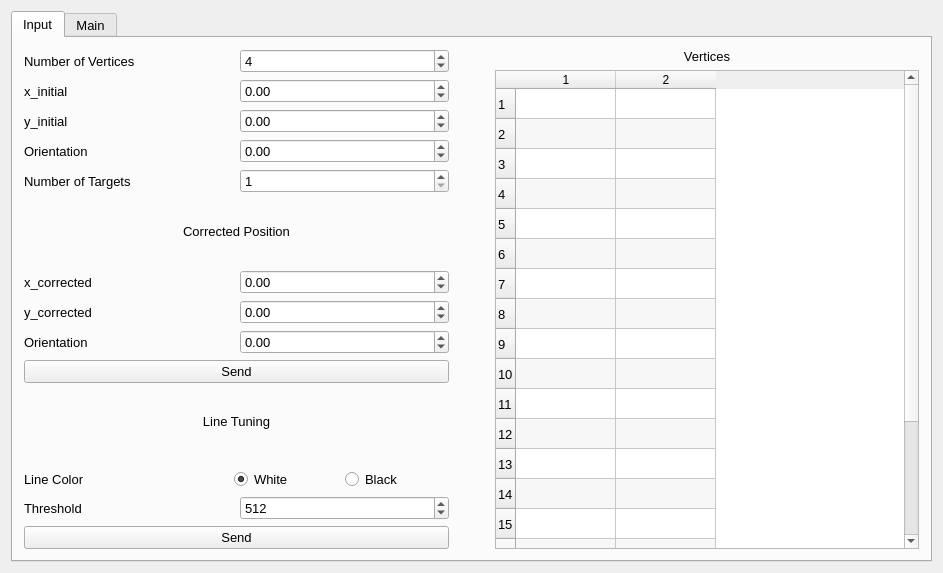
Qt form QtClients/MovementDebugger/mainwindow.ui (madhavpatel6/EmbeddedSystemDesign_Team02) before a commit.
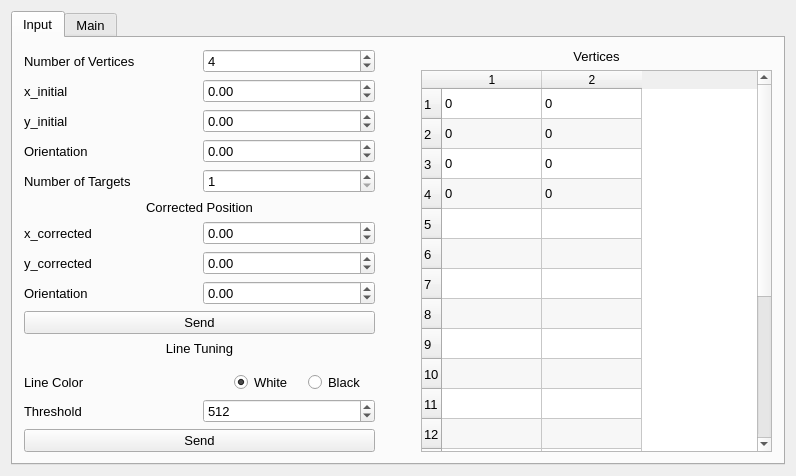
The same form after that commit.

The edit to the form file:
```diff
--- a/QtClients/MovementDebugger/mainwindow.ui
+++ b/QtClients/MovementDebugger/mainwindow.ui
@@ -6,8 +6,8 @@
    <rect>
     <x>0</x>
     <y>0</y>
-    <width>943</width>
-    <height>573</height>
+    <width>796</width>
+    <height>475</height>
    </rect>
   </property>
   <property name="sizePolicy">
@@ -425,6 +425,51 @@
               <row/>
               <column/>
               <column/>
+              <item row="0" column="0">
+               <property name="text">
+                <string>0</string>
+               </property>
+              </item>
+              <item row="0" column="1">
+               <property name="text">
+                <string>0</string>
+               </property>
+              </item>
+              <item row="1" column="0">
+               <property name="text">
+                <string>0</string>
+               </property>
+              </item>
+              <item row="1" column="1">
+               <property name="text">
+                <string>0</string>
+               </property>
+              </item>
+              <item row="2" column="0">
+               <property name="text">
+                <string>0</string>
+               </property>
+              </item>
+              <item row="2" column="1">
+               <property name="text">
+                <string>0</string>
+               </property>
+              </item>
+              <item row="3" column="0">
+               <property name="text">
+                <string>0</string>
+               </property>
+              </item>
+              <item row="3" column="1">
+               <property name="text">
+                <string>0</string>
+               </property>
+              </item>
+              <item row="4" column="0">
+               <property name="text">
+                <string/>
+               </property>
+              </item>
              </widget>
             </item>
            </layout>
```
